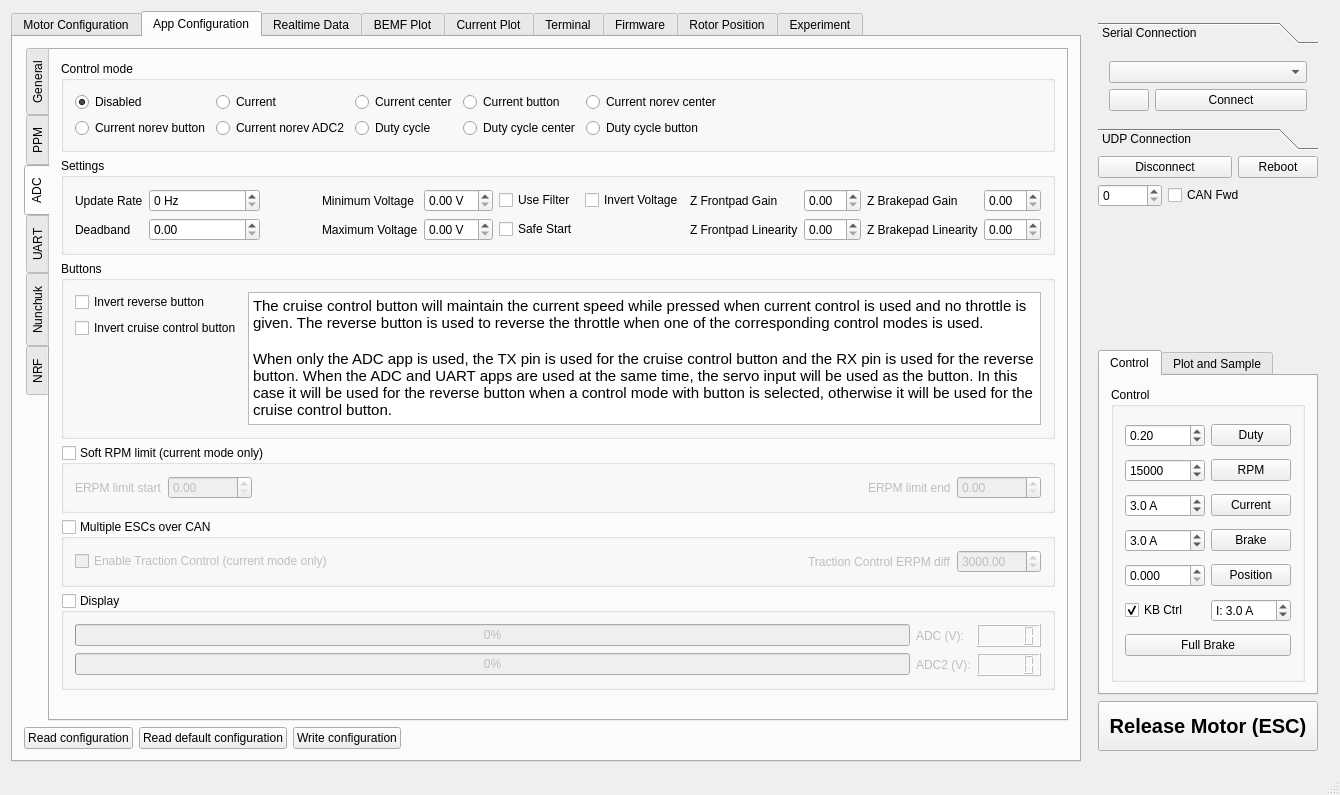
The window that mainwindow.ui (imcnanie/bldc-weight-tool) describes before a commit, drawn with Qt 5.
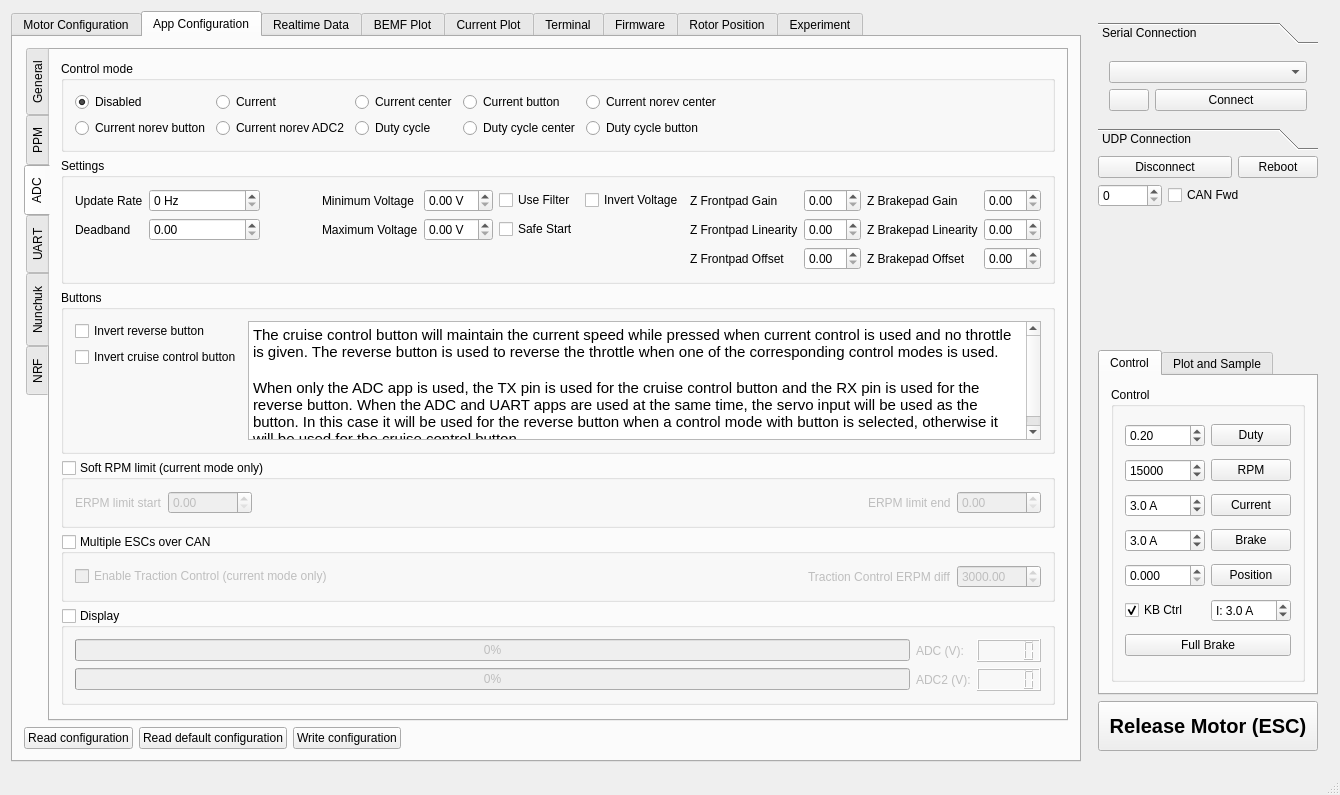
The same window after the commit. The open tabs and pages were chosen to show the change. Icons and pictures are not drawn. Custom widgets are drawn as their Qt base class.

Commit message: Added Z_Offsets for footpads

Diff of the .ui file:
```diff
--- a/mainwindow.ui
+++ b/mainwindow.ui
@@ -3597,7 +3597,40 @@
                    </property>
                   </widget>
                  </item>
-                 
+
+
+                 <item row="3" column="7">
+                  <widget class="QLabel" name="appconfZFrontpadOffset">
+                   <property name="text">
+                    <string>Z Frontpad Offset</string>
+                   </property>
+                  </widget>
+                 </item>
+
+                 <item row="3" column="8">
+                  <widget class="QDoubleSpinBox" name="appconfZFrontpadOffsetBox">
+                   <property name="singleStep">
+                    <double>0.010000000000000</double>
+                   </property>
+                  </widget>
+                 </item>
+
+                 <item row="3" column="9">
+                  <widget class="QLabel" name="appconfZBrakepadOffset">
+                   <property name="text">
+                    <string>Z Brakepad Offset</string>
+                   </property>
+                  </widget>
+                 </item>
+
+                 <item row="3" column="10">
+                  <widget class="QDoubleSpinBox" name="appconfZBrakepadOffsetBox">
+                   <property name="singleStep">
+                    <double>0.010000000000000</double>
+                   </property>
+                  </widget>
+                 </item>
+		 
                 </layout>
                </widget>
               </item>
```
Left out of the diff: 5 changed lines with no effect on the pictures. The commit also changes 3 other files.
